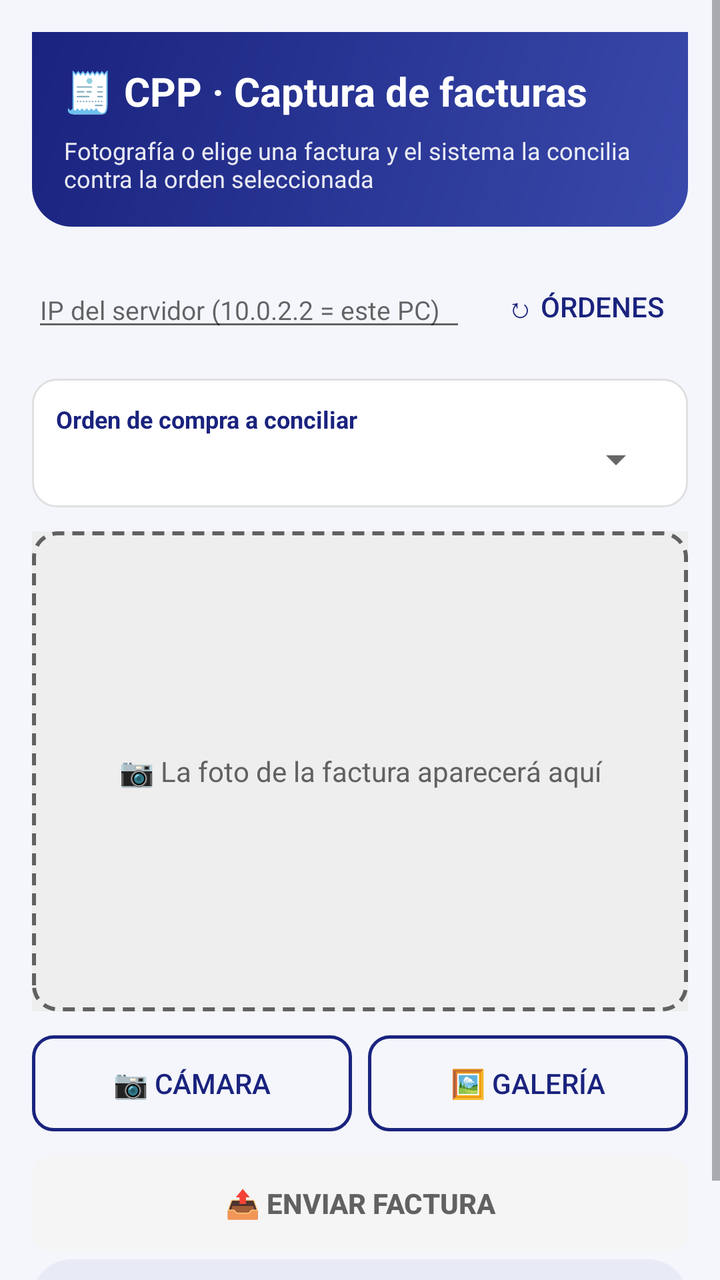
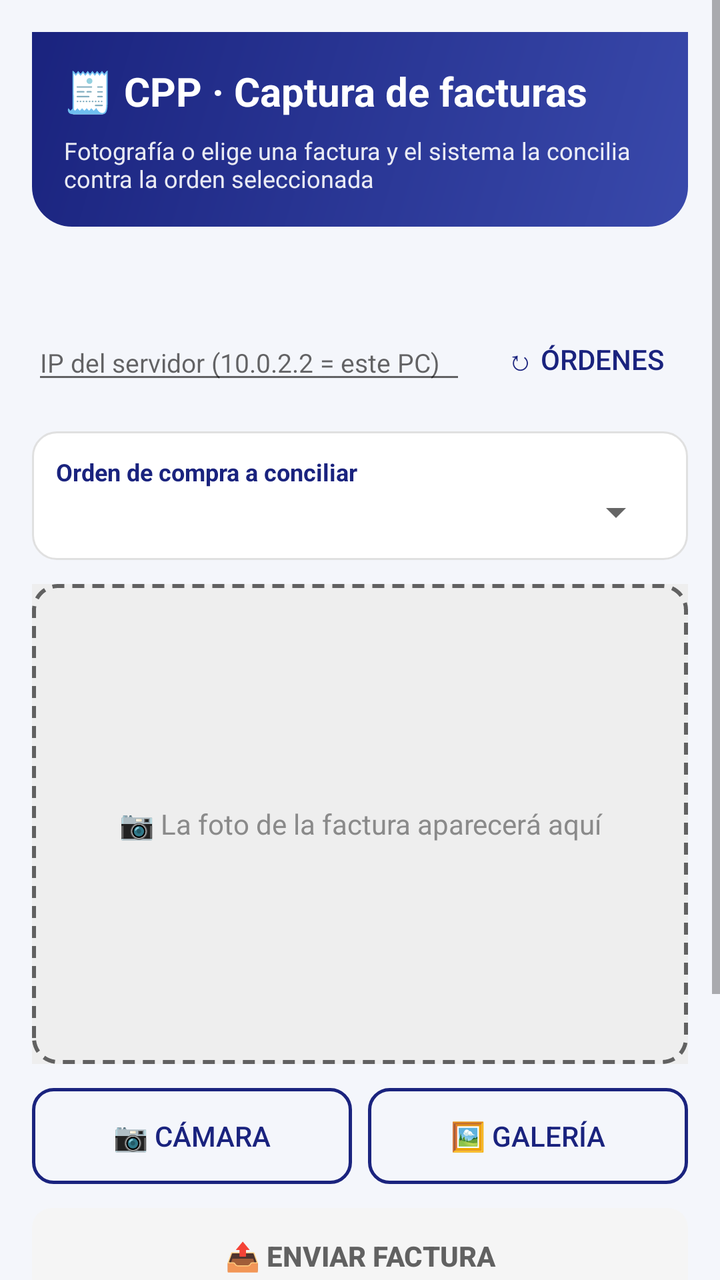

An Android layout rendered at two revisions. The XML below is the earlier revision; the diff shows what the commit changed to produce the second picture.
<!-- AndroidManifest.xml: application theme Theme.CPP -->
<!-- res/layout/activity_main.xml -->
<?xml version="1.0" encoding="utf-8"?>
<ScrollView xmlns:android="http://schemas.android.com/apk/res/android"
    android:layout_width="match_parent"
    android:layout_height="match_parent"
    android:fillViewport="true">

    <LinearLayout
        android:layout_width="match_parent"
        android:layout_height="wrap_content"
        android:background="@color/fondo_pantalla"
        android:orientation="vertical"
        android:padding="16dp">

        
        <LinearLayout
            android:layout_width="match_parent"
            android:layout_height="wrap_content"
            android:layout_marginBottom="16dp"
            android:background="@drawable/bg_encabezado"
            android:orientation="vertical"
            android:padding="16dp">

            <TextView
                android:id="@+id/txtTitulo"
                android:layout_width="match_parent"
                android:layout_height="wrap_content"
                android:text="@string/titulo"
                android:textColor="@color/blanco"
                android:textSize="20sp"
                android:textStyle="bold" />

            <TextView
                android:id="@+id/txtSubtitulo"
                android:layout_width="match_parent"
                android:layout_height="wrap_content"
                android:layout_marginTop="8dp"
                android:text="@string/subtitulo"
                android:textColor="@color/blanco_90"
                android:textSize="12sp" />
        </LinearLayout>

        <LinearLayout
            android:layout_width="match_parent"
            android:layout_height="wrap_content"
            android:layout_marginBottom="8dp"
            android:gravity="center_vertical"
            android:orientation="horizontal">

            <EditText
                android:id="@+id/txtServidor"
                android:layout_width="0dp"
                android:layout_height="wrap_content"
                android:layout_weight="1"
                android:hint="@string/hint_servidor"
                android:inputType="text"
                android:maxLines="1"
                android:textSize="13sp" />

            <Button
                android:id="@+id/btnCargar"
                style="?android:attr/borderlessButtonStyle"
                android:layout_width="wrap_content"
                android:layout_height="wrap_content"
                android:layout_marginStart="8dp"
                android:minWidth="0dp"
                android:text="@string/btn_cargar"
                android:textColor="@color/primario" />
        </LinearLayout>

        
        <LinearLayout
            android:layout_width="match_parent"
            android:layout_height="wrap_content"
            android:layout_marginTop="4dp"
            android:layout_marginBottom="12dp"
            android:background="@drawable/bg_tarjeta_blanca"
            android:orientation="vertical"
            android:padding="12dp">

            <TextView
                android:layout_width="match_parent"
                android:layout_height="wrap_content"
                android:text="@string/label_orden"
                android:textColor="@color/primario"
                android:textSize="12sp"
                android:textStyle="bold" />

            <Spinner
                android:id="@+id/spOrdenes"
                android:layout_width="match_parent"
                android:layout_height="wrap_content" />
        </LinearLayout>

        
        <FrameLayout
            android:layout_width="match_parent"
            android:layout_height="240dp"
            android:layout_marginBottom="12dp">

            <ImageView
                android:id="@+id/imgPreview"
                android:layout_width="match_parent"
                android:layout_height="match_parent"
                android:background="@color/fondo_preview"
                android:contentDescription="@string/desc_preview"
                android:scaleType="fitCenter" />

            <TextView
                android:id="@+id/txtPreviewHint"
                android:layout_width="match_parent"
                android:layout_height="match_parent"
                android:background="@drawable/bg_placeholder_preview"
                android:gravity="center"
                android:padding="16dp"
                android:text="@string/hint_preview"
                android:textColor="@color/gris_pendiente"
                android:textSize="14sp" />
        </FrameLayout>

        
        <LinearLayout
            android:layout_width="match_parent"
            android:layout_height="wrap_content"
            android:orientation="horizontal">

            <Button
                android:id="@+id/btnFoto"
                android:layout_width="0dp"
                android:layout_height="wrap_content"
                android:layout_weight="1"
                android:background="@drawable/bg_boton_secundario"
                android:text="@string/btn_foto"
                android:textColor="@color/primario" />

            <Button
                android:id="@+id/btnGaleria"
                android:layout_width="0dp"
                android:layout_height="wrap_content"
                android:layout_marginStart="8dp"
                android:layout_weight="1"
                android:background="@drawable/bg_boton_secundario"
                android:text="@string/btn_galeria"
                android:textColor="@color/primario" />
        </LinearLayout>

        
        <Button
            android:id="@+id/btnEnviar"
            android:layout_width="match_parent"
            android:layout_height="wrap_content"
            android:layout_marginTop="12dp"
            android:background="@drawable/bg_boton_principal"
            android:enabled="false"
            android:text="@string/btn_enviar"
            android:textColor="@color/texto_boton_principal"
            android:textStyle="bold" />

        
        <Button
            android:id="@+id/btnLista"
            style="?android:attr/borderlessButtonStyle"
            android:layout_width="match_parent"
            android:layout_height="wrap_content"
            android:layout_marginTop="4dp"
            android:background="@drawable/bg_boton_pill"
            android:text="@string/btn_lista"
            android:textColor="@color/primario"
            android:textStyle="bold" />

        <ProgressBar
            android:id="@+id/barraEnvio"
            android:layout_width="wrap_content"
            android:layout_height="wrap_content"
            android:layout_gravity="center_horizontal"
            android:layout_marginTop="12dp"
            android:indeterminateTint="@color/acento"
            android:visibility="gone" />

        
        <TextView
            android:id="@+id/txtResultado"
            android:layout_width="match_parent"
            android:layout_height="wrap_content"
            android:layout_marginTop="12dp"
            android:background="@drawable/bg_veredicto"
            android:padding="14dp"
            android:textColor="@color/texto_normal"
            android:textIsSelectable="true"
            android:textSize="14sp"
            android:visibility="gone" />
    </LinearLayout>
</ScrollView>
<!-- resources referenced by this layout -->
<resources>
  <color name="acento">#FF6F00</color>
  <color name="blanco">#FFFFFF</color>
  <color name="blanco_90">#E6FFFFFF</color>
  <color name="fondo_pantalla">#F4F6FB</color>
  <color name="fondo_preview">#EEEEEE</color>
  <color name="gris_pendiente">#616161</color>
  <color name="primario">#1A237E</color>
  <color name="texto_normal">#212121</color>
  <!-- drawable bg_boton_pill (drawable) -->
  <?xml version="1.0" encoding="utf-8"?>
  <shape xmlns:android="http://schemas.android.com/apk/res/android"
      android:shape="rectangle">
      <corners android:radius="20dp" />
      <solid android:color="@color/primario_pastel" />
  </shape>
  <!-- drawable bg_boton_secundario (drawable) -->
  <?xml version="1.0" encoding="utf-8"?>
  <shape xmlns:android="http://schemas.android.com/apk/res/android"
      android:shape="rectangle">
      <corners android:radius="10dp" />
      <solid android:color="@android:color/transparent" />
      <stroke
          android:width="1.5dp"
          android:color="@color/primario" />
  </shape>
  <!-- drawable bg_encabezado (drawable) -->
  <?xml version="1.0" encoding="utf-8"?>
  <shape xmlns:android="http://schemas.android.com/apk/res/android"
      android:shape="rectangle">
      <gradient
          android:angle="315"
          android:endColor="@color/primario_medio"
          android:startColor="@color/primario" />
      <corners
          android:bottomLeftRadius="20dp"
          android:bottomRightRadius="20dp" />
  </shape>
  <!-- drawable bg_tarjeta_blanca (drawable) -->
  <?xml version="1.0" encoding="utf-8"?>
  <shape xmlns:android="http://schemas.android.com/apk/res/android"
      android:shape="rectangle">
      <corners android:radius="12dp" />
      <solid android:color="@color/blanco" />
      <stroke
          android:width="1dp"
          android:color="@color/borde_tarjeta" />
  </shape>
  <!-- drawable bg_veredicto (drawable) -->
  <?xml version="1.0" encoding="utf-8"?>
  <shape xmlns:android="http://schemas.android.com/apk/res/android"
      android:shape="rectangle">
      <corners android:radius="12dp" />
      <solid android:color="@color/blanco" />
      <stroke
          android:width="1dp"
          android:color="@color/borde_tarjeta" />
  </shape>
  <string name="btn_cargar">↻ Órdenes</string>
  <string name="btn_enviar">📤 Enviar factura</string>
  <string name="btn_foto">📷 Cámara</string>
  <string name="btn_galeria">🖼️ Galería</string>
  <string name="btn_lista">📋 Ver facturas</string>
  <string name="desc_preview">Vista previa de la factura fotografiada</string>
  <string name="hint_preview">📷 La foto de la factura aparecerá aquí</string>
  <string name="hint_servidor">IP del servidor (10.0.2.2 = este PC)</string>
  <string name="label_orden">Orden de compra a conciliar</string>
  <string name="subtitulo">Fotografía o elige una factura y el sistema la concilia contra la orden seleccionada</string>
  <string name="titulo">🧾 CPP · Captura de facturas</string>
  <style name="Theme.CPP" parent="Theme.AppCompat.DayNight.DarkActionBar">
          <item name="colorPrimary">@color/primario</item>
          <item name="colorPrimaryDark">@color/primario_oscuro</item>
          <item name="colorAccent">@color/acento</item>
      </style>
  <color name="primario_pastel">#E8EAF6</color>
  <color name="gris_pendiente_claro">#F5F5F5</color>
  <color name="primario_medio">#3949AB</color>
  <color name="borde_tarjeta">#E0E0E0</color>
  <color name="primario_oscuro">#0D1442</color>
  <!-- unchanged entries left out for length: 2 -->
</resources>

<!-- the commit's change to res/layout/activity_main.xml (unified diff, before → after) -->
@@ -39,6 +39,16 @@
                 android:textSize="12sp" />
         </LinearLayout>
 
+        
+        <TextView
+            android:id="@+id/txtSesion"
+            android:layout_width="match_parent"
+            android:layout_height="wrap_content"
+            android:layout_marginBottom="10dp"
+            android:textColor="@color/texto_normal"
+            android:textSize="12sp"
+            android:textStyle="bold" />
+
         <LinearLayout
             android:layout_width="match_parent"
             android:layout_height="wrap_content"
@@ -113,7 +123,7 @@
                 android:gravity="center"
                 android:padding="16dp"
                 android:text="@string/hint_preview"
-                android:textColor="@color/gris_pendiente"
+                android:textColor="@color/hint_sobre_tarjeta"
                 android:textSize="14sp" />
         </FrameLayout>
 
@@ -166,6 +176,47 @@
             android:text="@string/btn_lista"
             android:textColor="@color/primario"
             android:textStyle="bold" />
+
+        
+        <Button
+            android:id="@+id/btnPagos"
+            style="?android:attr/borderlessButtonStyle"
+            android:layout_width="match_parent"
+            android:layout_height="wrap_content"
+            android:layout_marginTop="4dp"
+            android:background="@drawable/bg_boton_pill"
+            android:text="@string/btn_pagos"
+            android:textColor="@color/verde_ok"
+            android:textStyle="bold" />
+
+        
+        <LinearLayout
+            android:layout_width="match_parent"
+            android:layout_height="wrap_content"
+            android:layout_marginTop="4dp"
+            android:orientation="horizontal">
+
+            <Button
+                android:id="@+id/btnAdmin"
+                style="?android:attr/borderlessButtonStyle"
+                android:layout_width="0dp"
+                android:layout_height="wrap_content"
+                android:layout_weight="1"
+                android:background="@drawable/bg_boton_pill"
+                android:text="@string/btn_admin"
+                android:textColor="@color/primario" />
+
+            <Button
+                android:id="@+id/btnSalir"
+                style="?android:attr/borderlessButtonStyle"
+                android:layout_width="0dp"
+                android:layout_height="wrap_content"
+                android:layout_marginStart="8dp"
+                android:layout_weight="1"
+                android:background="@drawable/bg_boton_pill"
+                android:text="@string/btn_salir"
+                android:textColor="@color/rojo_error" />
+        </LinearLayout>
 
         <ProgressBar
             android:id="@+id/barraEnvio"
<!-- resource entries referenced after the edit -->
@@ -5,9 +5,12 @@
   <color name="blanco_90">#E6FFFFFF</color>
   <color name="fondo_pantalla">#F4F6FB</color>
   <color name="fondo_preview">#EEEEEE</color>
+  <color name="hint_sobre_tarjeta">#8A8A8A</color>
   <color name="gris_pendiente">#616161</color>
   <color name="primario">#1A237E</color>
+  <color name="rojo_error">#C62828</color>
   <color name="texto_normal">#212121</color>
+  <color name="verde_ok">#2E7D32</color>
   <!-- drawable bg_boton_pill (drawable) -->
   <?xml version="1.0" encoding="utf-8"?>
   <shape xmlns:android="http://schemas.android.com/apk/res/android"
@@ -57,11 +60,14 @@
           android:width="1dp"
           android:color="@color/borde_tarjeta" />
   </shape>
+  <string name="btn_admin">⚙️ Administración</string>
   <string name="btn_cargar">↻ Órdenes</string>
   <string name="btn_enviar">📤 Enviar factura</string>
   <string name="btn_foto">📷 Cámara</string>
   <string name="btn_galeria">🖼️ Galería</string>
   <string name="btn_lista">📋 Ver facturas</string>
+  <string name="btn_pagos">💰 Cuentas por pagar</string>
+  <string name="btn_salir">🚪 Cerrar sesión</string>
   <string name="desc_preview">Vista previa de la factura fotografiada</string>
   <string name="hint_preview">📷 La foto de la factura aparecerá aquí</string>
   <string name="hint_servidor">IP del servidor (10.0.2.2 = este PC)</string>
